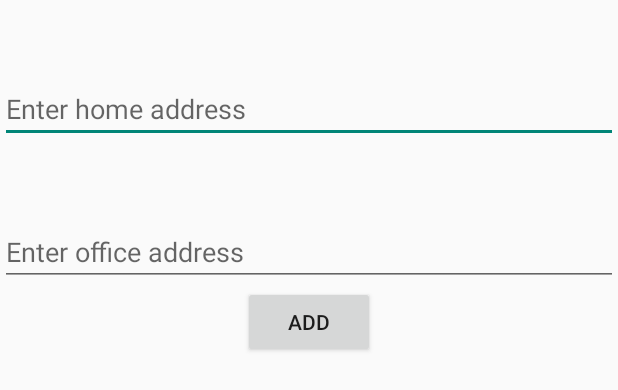
After one commit to ramashishb/multivac_android, an Android app: the layout fragement_address.xml on its own in the app's theme, with its tools: preview values and no code run, on a phone screen of 412 x 824 dp. The commit adds this screen. Shown: the top 390 px of the screen. Run offline under Robolectric (Android 15) with nearby library versions, the phone set to English and light mode, and no system bars.

Commit message:
Address config

```diff
--- a/Multivac/app/src/main/AndroidManifest.xml
+++ b/Multivac/app/src/main/AndroidManifest.xml
@@ -14,7 +14,7 @@
         android:allowBackup="true"
         android:icon="@mipmap/app_icon"
         android:label="@string/app_name"
-        android:theme="@android:style/Theme.Holo">
+      android:theme="@style/AppTheme">
         <activity
             android:name=".MainActivity"
             android:label="@string/app_name" >
--- /dev/null
+++ b/Multivac/app/src/main/res/layout/fragement_address.xml
@@ -0,0 +1,26 @@
+<?xml version="1.0" encoding="utf-8"?>
+<LinearLayout xmlns:android="http://schemas.android.com/apk/res/android"
+    android:orientation="vertical" android:layout_width="match_parent"
+    android:layout_height="match_parent">
+
+    <EditText
+        android:layout_width="match_parent"
+        android:layout_height="wrap_content"
+        android:id="@+id/home_address"
+        android:layout_marginTop="50dp"
+        android:hint="Enter home address"/>
+    <EditText
+        android:layout_width="match_parent"
+        android:layout_height="wrap_content"
+        android:id="@+id/office_address"
+        android:layout_marginTop="50dp"
+        android:hint="Enter office address"/>
+
+    <Button
+        android:layout_width="wrap_content"
+        android:layout_height="wrap_content"
+        android:layout_gravity="center"
+        android:id="@+id/add_address"
+        android:text="add"/>
+
+</LinearLayout>
--- a/Multivac/app/src/main/res/layout/fragment_event_act_list.xml
+++ b/Multivac/app/src/main/res/layout/fragment_event_act_list.xml
@@ -12,11 +12,11 @@
     </ListView>
     <ImageView
         android:id="@+id/eventact_add"
-        android:layout_width="wrap_content"
-        android:layout_height="wrap_content"
+        android:layout_width="30dp"
+        android:layout_height="30dp"
         android:layout_alignParentBottom="true"
         android:layout_alignParentRight="true"
         android:layout_marginBottom="20dp"
         android:layout_marginRight="20dp"
-        android:src="@android:drawable/ic_menu_add"/>
+        android:src="@drawable/add_icon"/>
 </RelativeLayout>
```
Also changed, not shown: Multivac/app/src/main/java/multivac/com/multivac/AddressFragment.java (added, +51 -0 lines), Multivac/app/src/main/java/multivac/com/multivac/MainActivity.java (+6 -1 lines), Multivac/app/src/main/java/multivac/com/multivac/config/Config.java (added, +46 -0 lines), Multivac/app/src/main/res/menu/menu_main.xml (+7 -4 lines), 2 other files.
